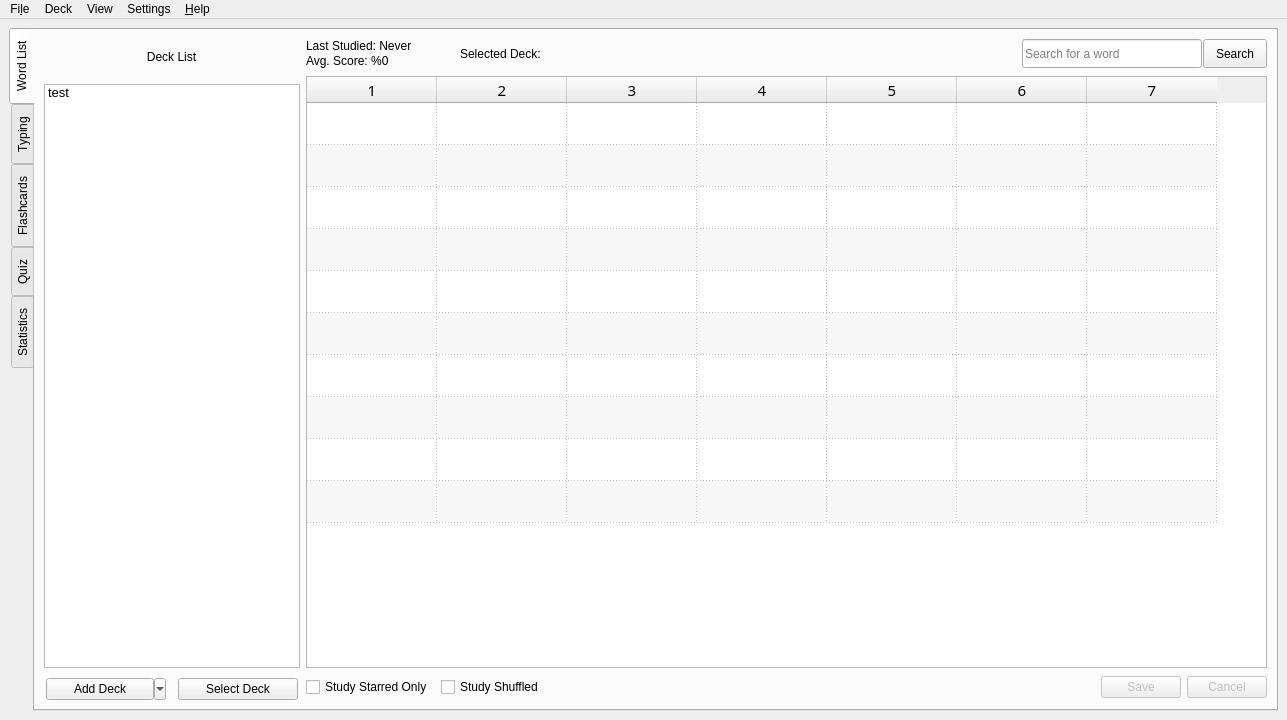
Qt form cjk-trainer/ui/MainWindow.ui (mruiz42/cjk-trainer) before a commit.
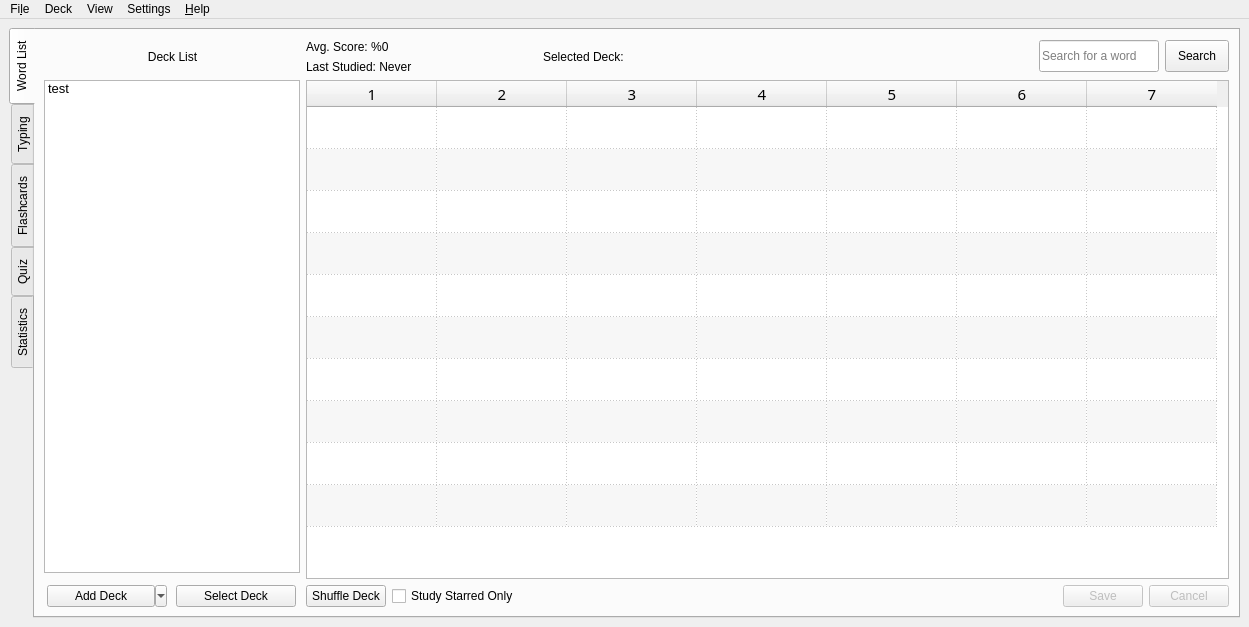
The same form after that commit. Icons and pictures are not drawn.

Commit message: shuffle is now a button instead of checkbox

```diff
--- a/cjk-trainer/ui/MainWindow.ui
+++ b/cjk-trainer/ui/MainWindow.ui
@@ -6,8 +6,8 @@
    <rect>
     <x>0</x>
     <y>0</y>
-    <width>1287</width>
-    <height>720</height>
+    <width>1249</width>
+    <height>627</height>
    </rect>
   </property>
   <property name="sizePolicy">
@@ -16,6 +16,12 @@
     <verstretch>0</verstretch>
    </sizepolicy>
   </property>
+  <property name="minimumSize">
+   <size>
+    <width>900</width>
+    <height>0</height>
+   </size>
+  </property>
   <property name="maximumSize">
    <size>
     <width>16777215</width>
@@ -61,7 +67,7 @@
         </property>
         <property name="minimumSize">
          <size>
-          <width>0</width>
+          <width>900</width>
           <height>0</height>
          </size>
         </property>
@@ -96,28 +102,44 @@
          <attribute name="title">
           <string>Word List</string>
          </attribute>
-         <layout class="QHBoxLayout" name="horizontalLayout_3">
-          <item>
+         <layout class="QGridLayout" name="gridLayout">
+          <item row="0" column="4">
            <layout class="QVBoxLayout" name="verticalLayout_5">
-            <property name="spacing">
-             <number>10</number>
-            </property>
-            <property name="topMargin">
-             <number>0</number>
-            </property>
-            <property name="bottomMargin">
-             <number>0</number>
-            </property>
+            <item>
+             <widget class="QLabel" name="label_avgScore">
+              <property name="sizePolicy">
+               <sizepolicy hsizetype="Fixed" vsizetype="Preferred">
+                <horstretch>0</horstretch>
+                <verstretch>0</verstretch>
+               </sizepolicy>
+              </property>
+              <property name="text">
+               <string>Avg. Score: %0</string>
+              </property>
+             </widget>
+            </item>
+            <item>
+             <widget class="QLabel" name="label_lastStudied">
+              <property name="sizePolicy">
+               <sizepolicy hsizetype="Fixed" vsizetype="Preferred">
+                <horstretch>0</horstretch>
+                <verstretch>0</verstretch>
+               </sizepolicy>
+              </property>
+              <property name="text">
+               <string>Last Studied: Never</string>
+              </property>
+             </widget>
+            </item>
+           </layout>
+          </item>
+          <item row="0" column="0" colspan="3">
+           <layout class="QHBoxLayout" name="horizontalLayout_3">
             <item>
-             <layout class="QHBoxLayout" name="horizontalLayout_12">
-              <item>
-               <spacer name="horizontalSpacer_12">
+             <spacer name="horizontalSpacer_11">
                 <property name="orientation">
                  <enum>Qt::Horizontal</enum>
                 </property>
-                <property name="sizeType">
-                 <enum>QSizePolicy::Minimum</enum>
-                </property>
                 <property name="sizeHint" stdset="0">
                  <size>
                   <width>40</width>
@@ -155,13 +177,10 @@
                </widget>
               </item>
               <item>
-               <spacer name="horizontalSpacer_11">
+             <spacer name="horizontalSpacer_12">
                 <property name="orientation">
                  <enum>Qt::Horizontal</enum>
                 </property>
-                <property name="sizeType">
-                 <enum>QSizePolicy::Minimum</enum>
-                </property>
                 <property name="sizeHint" stdset="0">
                  <size>
                   <width>40</width>
@@ -172,10 +191,10 @@
               </item>
              </layout>
             </item>
-            <item>
+          <item row="4" column="0" colspan="3">
              <widget class="QListWidget" name="deckList">
               <property name="sizePolicy">
-               <sizepolicy hsizetype="Minimum" vsizetype="Expanding">
+             <sizepolicy hsizetype="Fixed" vsizetype="Expanding">
                 <horstretch>0</horstretch>
                 <verstretch>0</verstretch>
                </sizepolicy>
@@ -210,15 +229,13 @@
               </item>
              </widget>
             </item>
-            <item>
-             <layout class="QGridLayout" name="gridLayout">
-              <property name="verticalSpacing">
-               <number>6</number>
-              </property>
-              <item row="0" column="0">
-               <widget class="QToolButton" name="toolButton_add">
+          <item row="6" column="10">
+           <widget class="QDialogButtonBox" name="buttonBox_wordList">
+            <property name="enabled">
+             <bool>false</bool>
+            </property>
                 <property name="sizePolicy">
-                 <sizepolicy hsizetype="Preferred" vsizetype="Preferred">
+             <sizepolicy hsizetype="Preferred" vsizetype="Fixed">
                   <horstretch>0</horstretch>
                   <verstretch>0</verstretch>
                  </sizepolicy>
@@ -231,217 +248,46 @@
                 </property>
                 <property name="maximumSize">
                  <size>
-                  <width>120</width>
+              <width>16777215</width>
                   <height>32</height>
                  </size>
                 </property>
-                <property name="text">
-                 <string>Add Deck</string>
-                </property>
-                <property name="checkable">
-                 <bool>false</bool>
-                </property>
-                <property name="popupMode">
-                 <enum>QToolButton::MenuButtonPopup</enum>
-                </property>
-                <property name="toolButtonStyle">
-                 <enum>Qt::ToolButtonIconOnly</enum>
-                </property>
-                <property name="arrowType">
-                 <enum>Qt::NoArrow</enum>
-                </property>
-               </widget>
-              </item>
-              <item row="0" column="1">
-               <widget class="QPushButton" name="pushButton_wordList_select">
-                <property name="sizePolicy">
-                 <sizepolicy hsizetype="Preferred" vsizetype="Preferred">
-                  <horstretch>0</horstretch>
-                  <verstretch>0</verstretch>
-                 </sizepolicy>
-                </property>
-                <property name="minimumSize">
+            <property name="baseSize">
                  <size>
                   <width>0</width>
                   <height>0</height>
                  </size>
                 </property>
-                <property name="maximumSize">
-                 <size>
-                  <width>120</width>
-                  <height>32</height>
-                 </size>
-                </property>
-                <property name="text">
-                 <string>Select Deck</string>
+            <property name="standardButtons">
+             <set>QDialogButtonBox::Cancel|QDialogButtonBox::Save</set>
+            </property>
+            <property name="centerButtons">
+             <bool>false</bool>
                 </property>
                </widget>
               </item>
-             </layout>
-            </item>
-           </layout>
-          </item>
+          <item row="6" column="4">
+           <layout class="QHBoxLayout" name="horizontalLayout_12">
           <item>
-           <layout class="QVBoxLayout" name="verticalLayout_12">
-            <property name="spacing">
-             <number>8</number>
-            </property>
-            <property name="topMargin">
-             <number>0</number>
-            </property>
-            <property name="bottomMargin">
-             <number>2</number>
-            </property>
-            <item>
-             <layout class="QHBoxLayout" name="horizontalLayout_10">
-              <item>
-               <layout class="QVBoxLayout" name="verticalLayout_14">
-                <property name="spacing">
-                 <number>1</number>
-                </property>
-                <item>
-                 <widget class="QLabel" name="label_lastStudied">
-                  <property name="sizePolicy">
-                   <sizepolicy hsizetype="Fixed" vsizetype="Preferred">
-                    <horstretch>0</horstretch>
-                    <verstretch>0</verstretch>
-                   </sizepolicy>
-                  </property>
+             <widget class="QPushButton" name="pushButton_shuffleDeck">
                   <property name="text">
-                   <string>Last Studied: Never</string>
+               <string>Shuffle Deck</string>
                   </property>
                  </widget>
                 </item>
                 <item>
-                 <widget class="QLabel" name="label_avgScore">
-                  <property name="sizePolicy">
-                   <sizepolicy hsizetype="Fixed" vsizetype="Preferred">
-                    <horstretch>0</horstretch>
-                    <verstretch>0</verstretch>
-                   </sizepolicy>
+             <widget class="QCheckBox" name="checkBox_starredOnly">
+              <property name="layoutDirection">
+               <enum>Qt::LeftToRight</enum>
                   </property>
                   <property name="text">
-                   <string>Avg. Score: %0</string>
+               <string>Study Starred Only</string>
                   </property>
                  </widget>
                 </item>
                </layout>
               </item>
-              <item>
-               <spacer name="horizontalSpacer_10">
-                <property name="orientation">
-                 <enum>Qt::Horizontal</enum>
-                </property>
-                <property name="sizeType">
-                 <enum>QSizePolicy::Minimum</enum>
-                </property>
-                <property name="sizeHint" stdset="0">
-                 <size>
-                  <width>40</width>
-                  <height>20</height>
-                 </size>
-                </property>
-               </spacer>
-              </item>
-              <item>
-               <layout class="QVBoxLayout" name="verticalLayout_13">
-                <property name="spacing">
-                 <number>1</number>
-                </property>
-                <item>
-                 <widget class="QLabel" name="label_selectedDeck">
-                  <property name="minimumSize">
-                   <size>
-                    <width>34</width>
-                    <height>0</height>
-                   </size>
-                  </property>
-                  <property name="text">
-                   <string>Selected Deck: </string>
-                  </property>
-                  <property name="alignment">
-                   <set>Qt::AlignLeading|Qt::AlignLeft|Qt::AlignVCenter</set>
-                  </property>
-                 </widget>
-                </item>
-               </layout>
-              </item>
-              <item>
-               <spacer name="horizontalSpacer_13">
-                <property name="orientation">
-                 <enum>Qt::Horizontal</enum>
-                </property>
-                <property name="sizeType">
-                 <enum>QSizePolicy::Minimum</enum>
-                </property>
-                <property name="sizeHint" stdset="0">
-                 <size>
-                  <width>40</width>
-                  <height>20</height>
-                 </size>
-                </property>
-               </spacer>
-              </item>
-              <item>
-               <layout class="QHBoxLayout" name="horizontalLayout">
-                <property name="spacing">
-                 <number>1</number>
-                </property>
-                <item>
-                 <widget class="QLineEdit" name="lineEdit_searchQuery">
-                  <property name="sizePolicy">
-                   <sizepolicy hsizetype="Fixed" vsizetype="Fixed">
-                    <horstretch>0</horstretch>
-                    <verstretch>0</verstretch>
-                   </sizepolicy>
-                  </property>
-                  <property name="minimumSize">
-                   <size>
-                    <width>120</width>
-                    <height>0</height>
-                   </size>
-                  </property>
-                  <property name="maximumSize">
-                   <size>
-                    <width>180</width>
-                    <height>32</height>
-                   </size>
-                  </property>
-                  <property name="placeholderText">
-                   <string>Search for a word</string>
-                  </property>
-                 </widget>
-                </item>
-                <item>
-                 <widget class="QPushButton" name="pushButton_search">
-                  <property name="sizePolicy">
-                   <sizepolicy hsizetype="Fixed" vsizetype="Fixed">
-                    <horstretch>0</horstretch>
-                    <verstretch>0</verstretch>
-                   </sizepolicy>
-                  </property>
-                  <property name="maximumSize">
-                   <size>
-                    <width>64</width>
-                    <height>32</height>
-                   </size>
-                  </property>
-                  <property name="text">
-                   <string>Search</string>
-                  </property>
-                  <property name="iconSize">
-                   <size>
-                    <width>16</width>
-                    <height>16</height>
-                   </size>
-                  </property>
-                 </widget>
-                </item>
-               </layout>
-              </item>
-             </layout>
-            </item>
-            <item>
+          <item row="4" column="4" rowspan="2" colspan="7">
              <widget class="QTableWidget" name="wordTable">
               <property name="sizePolicy">
                <sizepolicy hsizetype="Expanding" vsizetype="Expanding">
@@ -555,30 +401,19 @@
               <column/>
              </widget>
             </item>
-            <item>
-             <layout class="QHBoxLayout" name="horizontalLayout_16">
-              <item>
-               <widget class="QCheckBox" name="checkBox_starredOnly">
-                <property name="layoutDirection">
-                 <enum>Qt::LeftToRight</enum>
-                </property>
-                <property name="text">
-                 <string>Study Starred Only</string>
-                </property>
-               </widget>
-              </item>
+          <item row="0" column="10">
+           <layout class="QHBoxLayout" name="horizontalLayout">
+            <property name="spacing">
+             <number>6</number>
+            </property>
               <item>
-               <widget class="QCheckBox" name="checkBox_shuffle">
-                <property name="text">
-                 <string>Study Shuffled</string>
-                </property>
-               </widget>
-              </item>
-              <item>
-               <spacer name="horizontalSpacer_3">
+             <spacer name="horizontalSpacer_10">
                 <property name="orientation">
                  <enum>Qt::Horizontal</enum>
                 </property>
+              <property name="sizeType">
+               <enum>QSizePolicy::Expanding</enum>
+              </property>
                 <property name="sizeHint" stdset="0">
                  <size>
                   <width>40</width>
@@ -588,43 +423,140 @@
                </spacer>
               </item>
               <item>
-               <widget class="QDialogButtonBox" name="buttonBox_wordList">
-                <property name="enabled">
-                 <bool>false</bool>
-                </property>
+             <widget class="QLineEdit" name="lineEdit_searchQuery">
                 <property name="sizePolicy">
-                 <sizepolicy hsizetype="Fixed" vsizetype="Fixed">
+               <sizepolicy hsizetype="Preferred" vsizetype="Fixed">
                   <horstretch>0</horstretch>
                   <verstretch>0</verstretch>
                  </sizepolicy>
                 </property>
                 <property name="minimumSize">
                  <size>
-                  <width>0</width>
+                <width>120</width>
                   <height>0</height>
                  </size>
                 </property>
                 <property name="maximumSize">
                  <size>
-                  <width>16777215</width>
+                <width>180</width>
                   <height>32</height>
                  </size>
                 </property>
-                <property name="baseSize">
+              <property name="placeholderText">
+               <string>Search for a word</string>
+              </property>
+             </widget>
+            </item>
+            <item>
+             <widget class="QPushButton" name="pushButton_search">
+              <property name="sizePolicy">
+               <sizepolicy hsizetype="Preferred" vsizetype="Fixed">
+                <horstretch>0</horstretch>
+                <verstretch>0</verstretch>
+               </sizepolicy>
+              </property>
+              <property name="maximumSize">
                  <size>
+                <width>64</width>
+                <height>32</height>
+               </size>
+              </property>
+              <property name="text">
+               <string>Search</string>
+              </property>
+              <property name="iconSize">
+               <size>
+                <width>16</width>
+                <height>16</height>
+               </size>
+              </property>
+             </widget>
+            </item>
+           </layout>
+          </item>
+          <item row="0" column="8">
+           <layout class="QVBoxLayout" name="verticalLayout_12">
+            <item>
+             <widget class="QLabel" name="label_selectedDeck">
+              <property name="minimumSize">
+               <size>
+                <width>34</width>
+                <height>0</height>
+               </size>
+              </property>
+              <property name="text">
+               <string>Selected Deck: </string>
+              </property>
+              <property name="alignment">
+               <set>Qt::AlignLeading|Qt::AlignLeft|Qt::AlignVCenter</set>
+              </property>
+             </widget>
+            </item>
+           </layout>
+          </item>
+          <item row="6" column="0" colspan="3">
+           <layout class="QHBoxLayout" name="horizontalLayout_10">
+            <item>
+             <widget class="QToolButton" name="toolButton_add">
+              <property name="sizePolicy">
+               <sizepolicy hsizetype="Preferred" vsizetype="Preferred">
+                <horstretch>0</horstretch>
+                <verstretch>0</verstretch>
+               </sizepolicy>
+              </property>
+              <property name="minimumSize">
+               <size>
                   <width>0</width>
                   <height>0</height>
                  </size>
                 </property>
-                <property name="standardButtons">
-                 <set>QDialogButtonBox::Cancel|QDialogButtonBox::Save</set>
-                </property>
-                <property name="centerButtons">
+              <property name="maximumSize">
+               <size>
+                <width>120</width>
+                <height>32</height>
+               </size>
+              </property>
+              <property name="text">
+               <string>Add Deck</string>
+              </property>
+              <property name="checkable">
                  <bool>false</bool>
                 </property>
-               </widget>
-              </item>
-             </layout>
+              <property name="popupMode">
+               <enum>QToolButton::MenuButtonPopup</enum>
+              </property>
+              <property name="toolButtonStyle">
+               <enum>Qt::ToolButtonIconOnly</enum>
+              </property>
+              <property name="arrowType">
+               <enum>Qt::NoArrow</enum>
+              </property>
+             </widget>
+            </item>
+            <item>
+             <widget class="QPushButton" name="pushButton_wordList_select">
+              <property name="sizePolicy">
+               <sizepolicy hsizetype="Preferred" vsizetype="Preferred">
+                <horstretch>0</horstretch>
+                <verstretch>0</verstretch>
+               </sizepolicy>
+              </property>
+              <property name="minimumSize">
+               <size>
+                <width>0</width>
+                <height>0</height>
+               </size>
+              </property>
+              <property name="maximumSize">
+               <size>
+                <width>120</width>
+                <height>32</height>
+               </size>
+              </property>
+              <property name="text">
+               <string>Select Deck</string>
+              </property>
+             </widget>
             </item>
            </layout>
           </item>
@@ -1238,7 +1170,7 @@
     <rect>
      <x>0</x>
      <y>0</y>
-     <width>1287</width>
+     <width>1249</width>
      <height>30</height>
     </rect>
    </property>
```
Left out of the diff: 3 changed lines with no effect on the pictures. Lines whose indentation alone changed are shown as unchanged. The commit also changes 2 other files.
